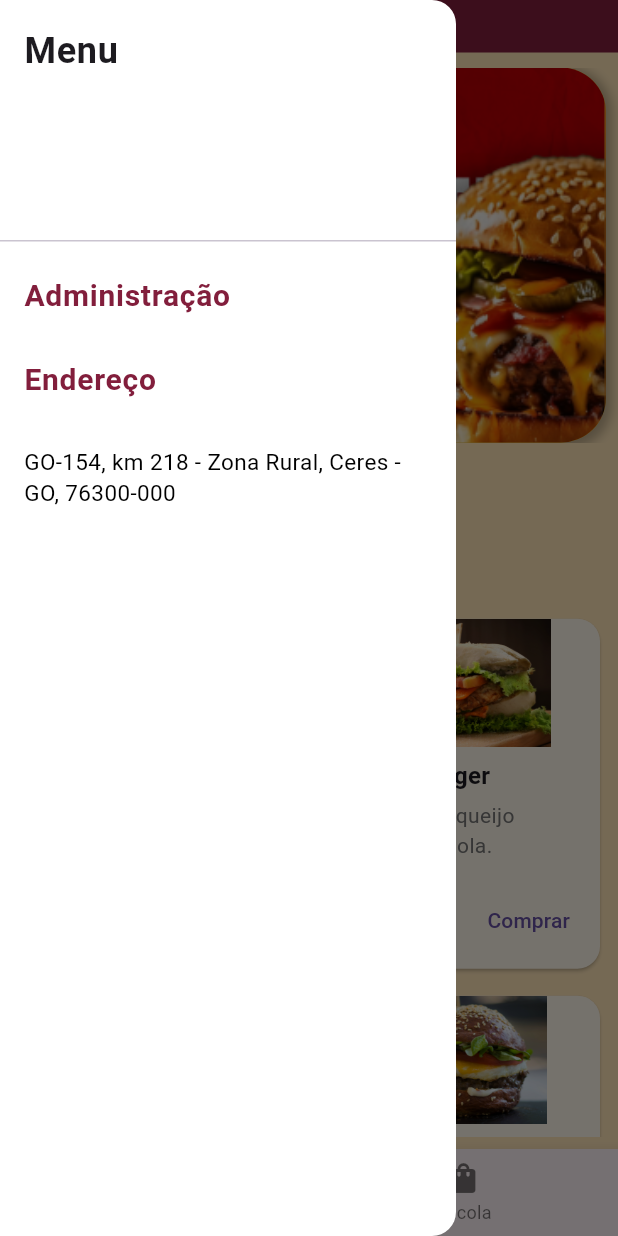
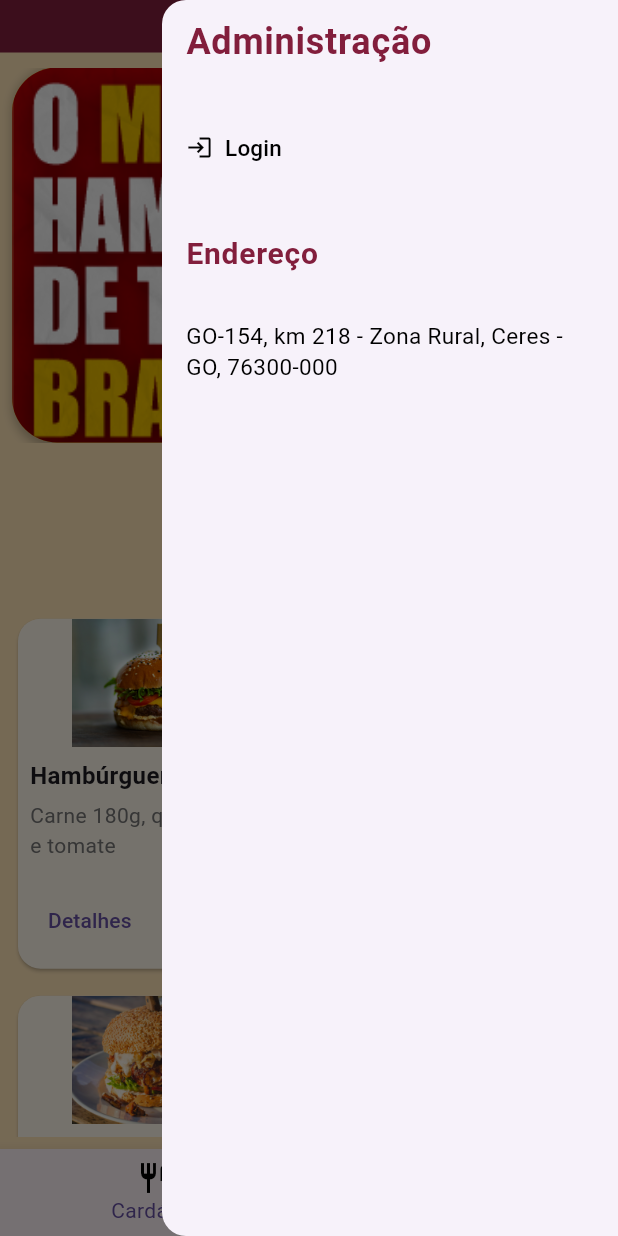
Before and after one commit to Gabriel-Victor03/appdelivery, a Flutter app: the screen it shows after launch, with the side drawer open, on a phone screen of 412 x 824 dp. Run offline on Flutter 3.47's test engine with Material 3 defaults, Android fonts, the phone set to English and light mode, and no system bars; drawn by our look-alikes of carousel_slider; Roboto replaces fonts that are missing (Arial).

Commit message:
arrumando drawer e adicionando botão

```diff
--- a/lib/view/components/my_drawer.dart
+++ b/lib/view/components/my_drawer.dart
@@ -1,3 +1,5 @@
+// ignore_for_file: prefer_const_constructors
+
 import 'package:flutter/material.dart';
 
 class MyDrawer extends StatelessWidget {
@@ -6,39 +8,49 @@ class MyDrawer extends StatelessWidget {
   @override
   Widget build(BuildContext context) {
     return Drawer(
-      backgroundColor: Color.fromARGB(255, 255, 255, 255),
+      // Drawer: Drawer(
+      // backgroundColor: Color.fromARGB(255, 255, 255, 255),
       child: ListView(
+        padding: EdgeInsets.zero,
         children: [
-          DrawerHeader(
-            child: Text(
-              'Menu',
-              style: TextStyle(
-                fontSize: 24,
-                fontWeight: FontWeight.bold,
-              ),
-            ),
-          ),
           ListTile(
             title: Text(
               'Administração',
               style: TextStyle(
-                fontSize: 20,
+                fontSize: 24,
+                fontWeight: FontWeight.bold,
                 color: Color.fromARGB(255, 130, 30, 60),
-                fontWeight: FontWeight.bold,
-                fontFamily: 'Arial',
               ),
             ),
           ),
-          // ListTile(
-          //   title: Text(
-          //     'Login',
-          //     style: TextStyle(
-          //       fontSize: 15,
-          //       color: Colors.black,
-          //       fontFamily: 'Arial',
-          //     ),
-          //   ),
-          // ),
+          Padding(
+            padding: EdgeInsets.all(16.0),
+            child: TextButton(
+              onPressed: () {
+                // Ação do botão de Login
+              },
+              style: TextButton.styleFrom(
+                padding: EdgeInsets.symmetric(vertical: 16.0),
+                backgroundColor: Colors.transparent, // Remove o fundo
+              ),
+              child: Row(
+                mainAxisAlignment:
+                    MainAxisAlignment.start, // Alinha o conteúdo à esquerda
+                children: [
+                  Icon(Icons.login, color: Colors.black), // Ícone de login
+                  SizedBox(width: 8), // Espaço entre o ícone e o texto
+                  Text(
+                    'Login',
+                    style: TextStyle(
+                      color: Colors.black,
+                      fontSize: 15,
+                      fontFamily: 'Arial',
+                    ),
+                  ),
+                ],
+              ),
+            ),
+          ),
           ListTile(
             title: Text(
               'Endereço',
--- a/lib/view/pages/home_page.dart
+++ b/lib/view/pages/home_page.dart
@@ -3,6 +3,7 @@ import 'package:appdelivery/view/components/my_drawer.dart';
 import 'package:appdelivery/view/components/my_bottombar.dart';
 import 'package:appdelivery/view/components/my_appbar.dart';
 import 'package:appdelivery/view/components/my_slider.dart';
+import 'package:appdelivery/view/pages/painel_adm.dart';
 import 'package:flutter/material.dart';
 
 class HomePage extends StatefulWidget {
@@ -20,7 +21,7 @@ class _HomePageState extends State<HomePage> {
   Widget build(BuildContext context) {
     return Scaffold(
       appBar: MyAppBar(),
-      drawer: MyDrawer(),
+      endDrawer: MyDrawer(),
       backgroundColor: const Color.fromARGB(255, 255, 229, 184),
       body: Center(
         child: Column(
@@ -35,6 +36,7 @@ class _HomePageState extends State<HomePage> {
           ],
         ),
       ),
+      // body: Paineladministrativo(),
       bottomNavigationBar: MyBottomNavigationBar(
         onTabChange: _onTabChange, // Chama a função ao mudar de aba
       ),
--- a/lib/view/pages/painel_adm.dart
+++ b/lib/view/pages/painel_adm.dart
@@ -1,5 +1,5 @@
 import 'package:appdelivery/view/components/my_appbar.dart';
-import 'package:appdelivery/view/components/my_drawer.dart';
+// import 'package:appdelivery/view/components/my_drawer.dart';
 import 'package:flutter/material.dart';
 
 void main() {
@@ -20,7 +20,7 @@ class _PaineladministrativoState extends State<Paineladministrativo> {
         debugShowCheckedModeBanner: false,
         home: Scaffold(
           appBar: MyAppBar(),
-          endDrawer: MyDrawer(),
+          // endDrawer: MyDrawer(),
           body: IntrinsicHeight(
             child: Column(
                 mainAxisAlignment: MainAxisAlignment.spaceAround,
```
